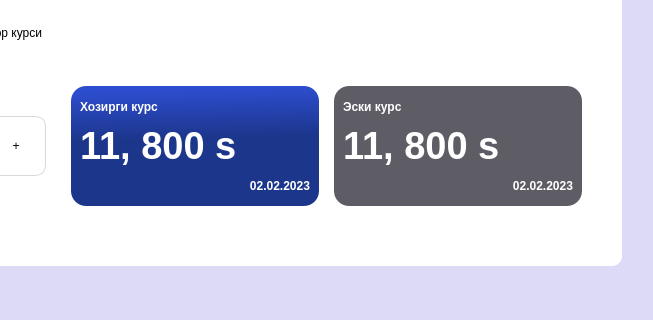
Above: ui/main_ui.ui from JavokhirMamirov/shopapp before the change; both pictures show x 350 to 1003 and y 144 to 464 of the 1366 by 720 pixel window. Below: the same form after it.
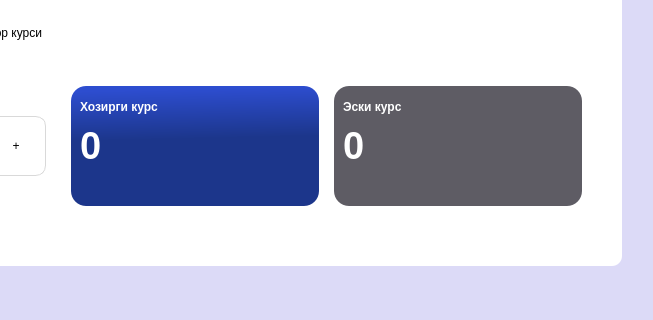
That is the form after the change. The open tabs and pages were chosen to show the change. Icons and pictures are not drawn.

Diff of the .ui file:
```diff
--- a/ui/main_ui.ui
+++ b/ui/main_ui.ui
@@ -2361,7 +2361,7 @@
 color: #FFFFFF;</string>
                   </property>
                   <property name="text">
-                   <string>11, 800 s</string>
+                   <string>0</string>
                   </property>
                  </widget>
                 </item>
@@ -2381,9 +2381,6 @@
 text-align:right;
 </string>
                   </property>
-                  <property name="text">
-                   <string>02.02.2023</string>
-                  </property>
                   <property name="alignment">
                    <set>Qt::AlignRight|Qt::AlignTrailing|Qt::AlignVCenter</set>
                   </property>
@@ -2445,7 +2442,7 @@
 color: #FFFFFF;</string>
                   </property>
                   <property name="text">
-                   <string>11, 800 s</string>
+                   <string>0</string>
                   </property>
                  </widget>
                 </item>
@@ -2465,9 +2462,6 @@
 text-align:right;
 </string>
                   </property>
-                  <property name="text">
-                   <string>02.02.2023</string>
-                  </property>
                   <property name="alignment">
                    <set>Qt::AlignRight|Qt::AlignTrailing|Qt::AlignVCenter</set>
                   </property>
```
Left out of the diff: 8 changed lines with no effect on the pictures.
